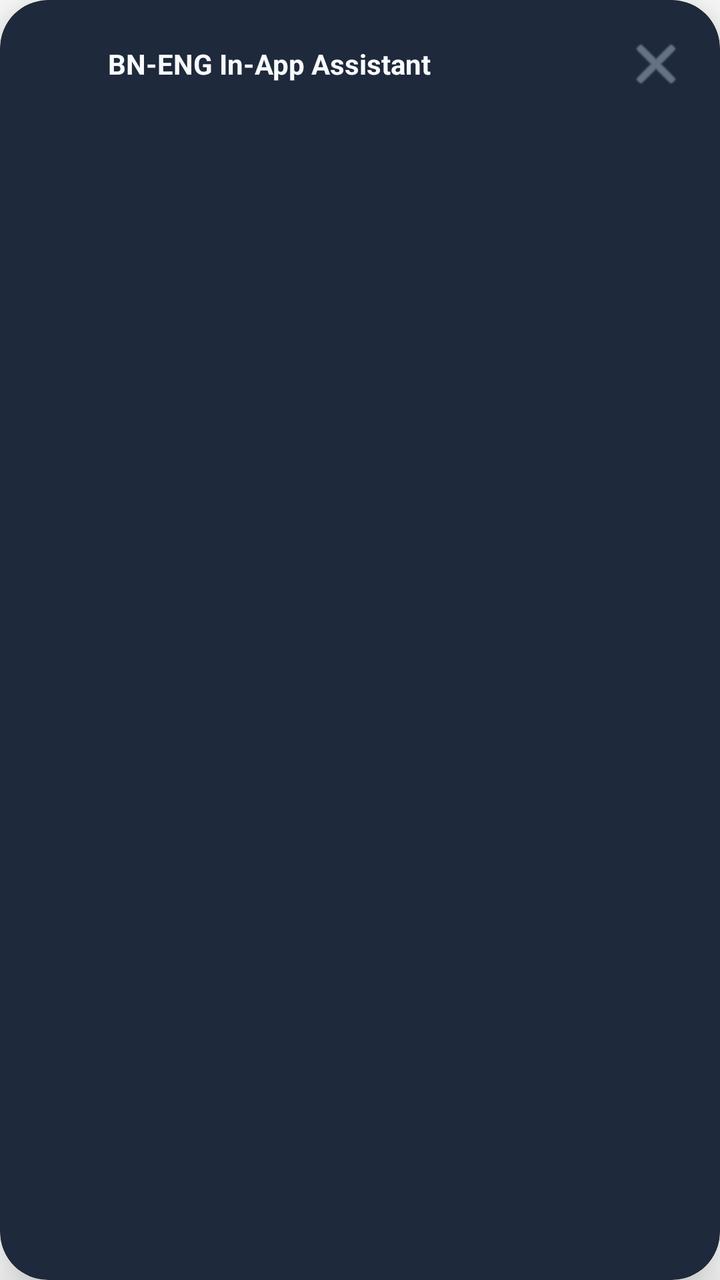
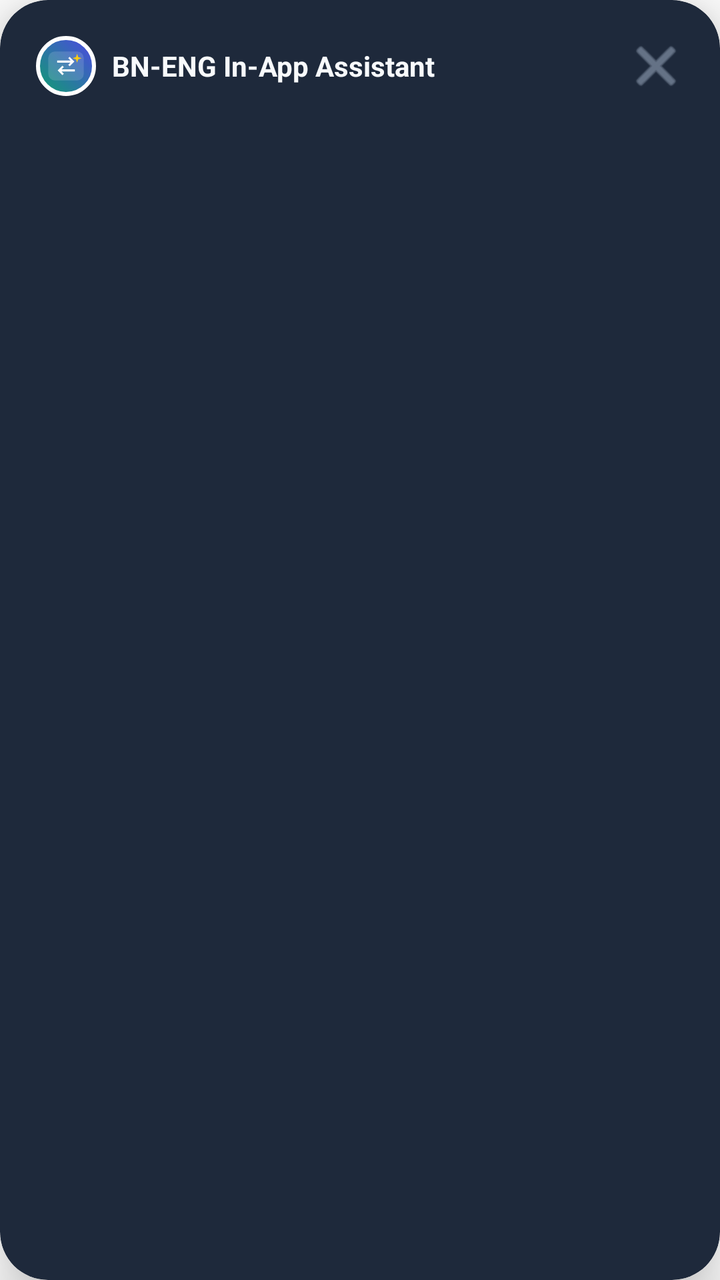

Two renders of the same Android screen: before a commit and after it. Below are the layout's source before the change and the commit's diff.
<!-- AndroidManifest.xml: activity theme Theme.BnEngAssistant.Translucent -->
<!-- res/layout/activity_process_text.xml -->
<?xml version="1.0" encoding="utf-8"?>
<androidx.cardview.widget.CardView xmlns:android="http://schemas.android.com/apk/res/android"
    xmlns:app="http://schemas.android.com/apk/res-auto"
    android:layout_width="match_parent"
    android:layout_height="wrap_content"
    android:layout_gravity="bottom"
    android:layout_margin="12dp"
    app:cardBackgroundColor="@color/card"
    app:cardCornerRadius="24dp"
    app:cardElevation="16dp"
    app:strokeColor="@color/card_border"
    app:strokeWidth="1dp">

    <LinearLayout
        android:layout_width="match_parent"
        android:layout_height="wrap_content"
        android:orientation="vertical"
        android:padding="18dp">

        
        <LinearLayout
            android:layout_width="match_parent"
            android:layout_height="wrap_content"
            android:orientation="horizontal"
            android:gravity="center_vertical"
            android:layout_marginBottom="12dp">

            <ImageView
                android:layout_width="28dp"
                android:layout_height="28dp"
                android:contentDescription="BN-ENG Logo"
                android:scaleType="centerCrop"
                android:src="@mipmap/ic_launcher_round" />

            <TextView
                android:layout_width="0dp"
                android:layout_height="wrap_content"
                android:layout_weight="1"
                android:layout_marginStart="8dp"
                android:text="BN-ENG In-App Assistant"
                android:textColor="@color/text_primary"
                android:textSize="14sp"
                android:textStyle="bold" />

            <ImageButton
                android:id="@+id/btnClose"
                android:layout_width="28dp"
                android:layout_height="28dp"
                android:background="?attr/selectableItemBackgroundBorderless"
                android:src="@android:drawable/ic_menu_close_clear_cancel"
                app:tint="@color/text_secondary" />
        </LinearLayout>

        
        <ProgressBar
            android:id="@+id/progressBar"
            android:layout_width="wrap_content"
            android:layout_height="wrap_content"
            android:layout_gravity="center"
            android:layout_marginVertical="24dp"
            android:indeterminateTint="@color/primary" />

        
        <LinearLayout
            android:id="@+id/containerResult"
            android:layout_width="match_parent"
            android:layout_height="wrap_content"
            android:orientation="vertical"
            android:visibility="gone">

            
            <TextView
                android:id="@+id/tvHeaderLabel"
                android:layout_width="wrap_content"
                android:layout_height="wrap_content"
                android:text="বাংলা অর্থ:"
                android:textColor="@color/primary"
                android:textSize="11sp"
                android:textStyle="bold" />

            <TextView
                android:id="@+id/tvMainText"
                android:layout_width="match_parent"
                android:layout_height="wrap_content"
                android:layout_marginTop="4dp"
                android:layout_marginBottom="12dp"
                android:textColor="@color/text_primary"
                android:textSize="14sp"
                android:lineSpacingExtra="3dp" />

            
            <TextView
                android:id="@+id/tvOptionsLabel"
                android:layout_width="wrap_content"
                android:layout_height="wrap_content"
                android:text="পছন্দের ইংরেজি রিপ্লাই বেছে নিন:"
                android:textColor="@color/text_secondary"
                android:textSize="11sp"
                android:layout_marginBottom="8dp" />

            
            <com.google.android.material.button.MaterialButton
                android:id="@+id/btnOptionCasual"
                style="@style/Widget.Material3.Button.OutlinedButton"
                android:layout_width="match_parent"
                android:layout_height="wrap_content"
                android:layout_marginBottom="6dp"
                android:text="Casual Reply"
                android:textAlignment="textStart"
                android:textColor="@color/text_primary"
                android:textSize="12sp"
                app:cornerRadius="12dp"
                app:strokeColor="@color/card_border" />

            
            <com.google.android.material.button.MaterialButton
                android:id="@+id/btnOptionProfessional"
                style="@style/Widget.Material3.Button.OutlinedButton"
                android:layout_width="match_parent"
                android:layout_height="wrap_content"
                android:layout_marginBottom="6dp"
                android:text="Professional Reply"
                android:textAlignment="textStart"
                android:textColor="@color/text_primary"
                android:textSize="12sp"
                app:cornerRadius="12dp"
                app:strokeColor="@color/card_border" />

            
            <com.google.android.material.button.MaterialButton
                android:id="@+id/btnOptionPolite"
                style="@style/Widget.Material3.Button.OutlinedButton"
                android:layout_width="match_parent"
                android:layout_height="wrap_content"
                android:layout_marginBottom="6dp"
                android:text="Polite Reply"
                android:textAlignment="textStart"
                android:textColor="@color/text_primary"
                android:textSize="12sp"
                app:cornerRadius="12dp"
                app:strokeColor="@color/card_border" />

            
            <com.google.android.material.button.MaterialButton
                android:id="@+id/btnOptionConcise"
                style="@style/Widget.Material3.Button.OutlinedButton"
                android:layout_width="match_parent"
                android:layout_height="wrap_content"
                android:text="Short Reply"
                android:textAlignment="textStart"
                android:textColor="@color/text_primary"
                android:textSize="12sp"
                app:cornerRadius="12dp"
                app:strokeColor="@color/card_border" />

        </LinearLayout>
    </LinearLayout>
</androidx.cardview.widget.CardView>
<!-- resources referenced by this layout -->
<resources>
  <color name="card">#1E293B</color>
  <color name="card_border">#334155</color>
  <color name="primary">#0E9F6E</color>
  <color name="text_primary">#F8FAFC</color>
  <color name="text_secondary">#94A3B8</color>
  <!-- mipmap ic_launcher_round (mipmap-anydpi-v26) -->
  <?xml version="1.0" encoding="utf-8"?>
  <adaptive-icon xmlns:android="http://schemas.android.com/apk/res/android">
      <background android:drawable="@drawable/ic_launcher_background" />
      <foreground android:drawable="@drawable/ic_launcher_foreground" />
  </adaptive-icon>
  <style name="Theme.BnEngAssistant.Translucent" parent="Theme.Material3.Dark.Dialog">
          <item name="android:windowBackground">@android:color/transparent</item>
          <item name="android:windowIsTranslucent">true</item>
          <item name="android:windowNoTitle">true</item>
          <item name="android:windowElevation">16dp</item>
          <item name="android:backgroundDimEnabled">true</item>
          <item name="android:backgroundDimAmount">0.5</item>
      </style>
  <!-- drawable ic_launcher_background (drawable) -->
  <?xml version="1.0" encoding="utf-8"?>
  <shape xmlns:android="http://schemas.android.com/apk/res/android"
      android:shape="rectangle">
      <gradient
          android:angle="135"
          android:startColor="#0E9F6E"
          android:centerColor="#057A55"
          android:endColor="#4F46E5" />
  </shape>
  <!-- drawable ic_launcher_foreground (drawable) -->
  <?xml version="1.0" encoding="utf-8"?>
  <vector xmlns:android="http://schemas.android.com/apk/res/android"
      android:width="108dp"
      android:height="108dp"
      android:viewportWidth="108"
      android:viewportHeight="108">
  
      
      <path
          android:fillColor="#25FFFFFF"
          android:pathData="M34,28h40a12,12 0 0,1 12,12v28a12,12 0 0,1 -12,12h-40a12,12 0 0,1 -12,-12v-28a12,12 0 0,1 12,-12z" />
  
      
      <path
          android:fillColor="#FFFFFF"
          android:pathData="M38,44h24l-4,-4l2.5,-2.5l8.5,8.5l-8.5,8.5l-2.5,-2.5l4,-4h-24z" />
  
      
      <path
          android:fillColor="#FFFFFF"
          android:pathData="M70,64h-24l4,4l-2.5,2.5l-8.5,-8.5l8.5,-8.5l2.5,2.5l-4,4h24z" />
  
      
      <path
          android:fillColor="#FACC15"
          android:pathData="M74,32L76,38L82,40L76,42L74,48L72,42L66,40L72,38Z" />
  
  </vector>
</resources>

<!-- the commit's change to res/layout/activity_process_text.xml (unified diff, before → after) -->
@@ -25,12 +25,18 @@
             android:gravity="center_vertical"
             android:layout_marginBottom="12dp">
 
-            <ImageView
-                android:layout_width="28dp"
-                android:layout_height="28dp"
-                android:contentDescription="BN-ENG Logo"
-                android:scaleType="centerCrop"
-                android:src="@mipmap/ic_launcher_round" />
+            <FrameLayout
+                android:layout_width="30dp"
+                android:layout_height="30dp"
+                android:background="@drawable/rounded_brand_bg">
+                <ImageView
+                    android:layout_width="30dp"
+                    android:layout_height="30dp"
+                    android:layout_gravity="center"
+                    android:contentDescription="BN-ENG Logo"
+                    android:scaleType="centerInside"
+                    android:src="@drawable/ic_launcher_foreground" />
+            </FrameLayout>
 
             <TextView
                 android:layout_width="0dp"
<!-- resource entries referenced after the edit -->
@@ -5,12 +5,6 @@
   <color name="primary">#0E9F6E</color>
   <color name="text_primary">#F8FAFC</color>
   <color name="text_secondary">#94A3B8</color>
-  <!-- mipmap ic_launcher_round (mipmap-anydpi-v26) -->
-  <?xml version="1.0" encoding="utf-8"?>
-  <adaptive-icon xmlns:android="http://schemas.android.com/apk/res/android">
-      <background android:drawable="@drawable/ic_launcher_background" />
-      <foreground android:drawable="@drawable/ic_launcher_foreground" />
-  </adaptive-icon>
   <style name="Theme.BnEngAssistant.Translucent" parent="Theme.Material3.Dark.Dialog">
           <item name="android:windowBackground">@android:color/transparent</item>
           <item name="android:windowIsTranslucent">true</item>
@@ -19,16 +13,6 @@
           <item name="android:backgroundDimEnabled">true</item>
           <item name="android:backgroundDimAmount">0.5</item>
       </style>
-  <!-- drawable ic_launcher_background (drawable) -->
-  <?xml version="1.0" encoding="utf-8"?>
-  <shape xmlns:android="http://schemas.android.com/apk/res/android"
-      android:shape="rectangle">
-      <gradient
-          android:angle="135"
-          android:startColor="#0E9F6E"
-          android:centerColor="#057A55"
-          android:endColor="#4F46E5" />
-  </shape>
   <!-- drawable ic_launcher_foreground (drawable) -->
   <?xml version="1.0" encoding="utf-8"?>
   <vector xmlns:android="http://schemas.android.com/apk/res/android"
@@ -58,5 +42,17 @@
           android:pathData="M74,32L76,38L82,40L76,42L74,48L72,42L66,40L72,38Z" />
   
   </vector>
+  <!-- drawable rounded_brand_bg (drawable) -->
+  <?xml version="1.0" encoding="utf-8"?>
+  <shape xmlns:android="http://schemas.android.com/apk/res/android"
+      android:shape="oval">
+      <gradient
+          android:startColor="#0E9F6E"
+          android:endColor="#4F46E5"
+          android:angle="45" />
+      <stroke
+          android:width="2dp"
+          android:color="#FFFFFF" />
+  </shape>
 </resources>
 
